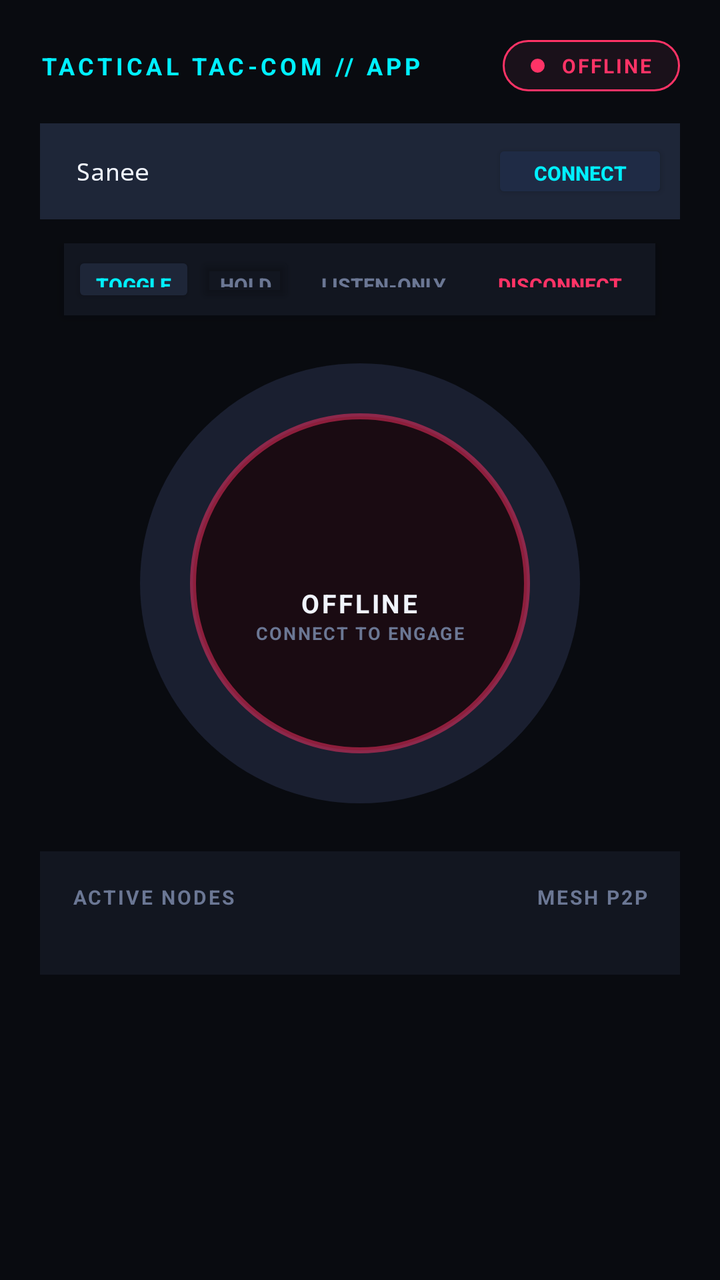
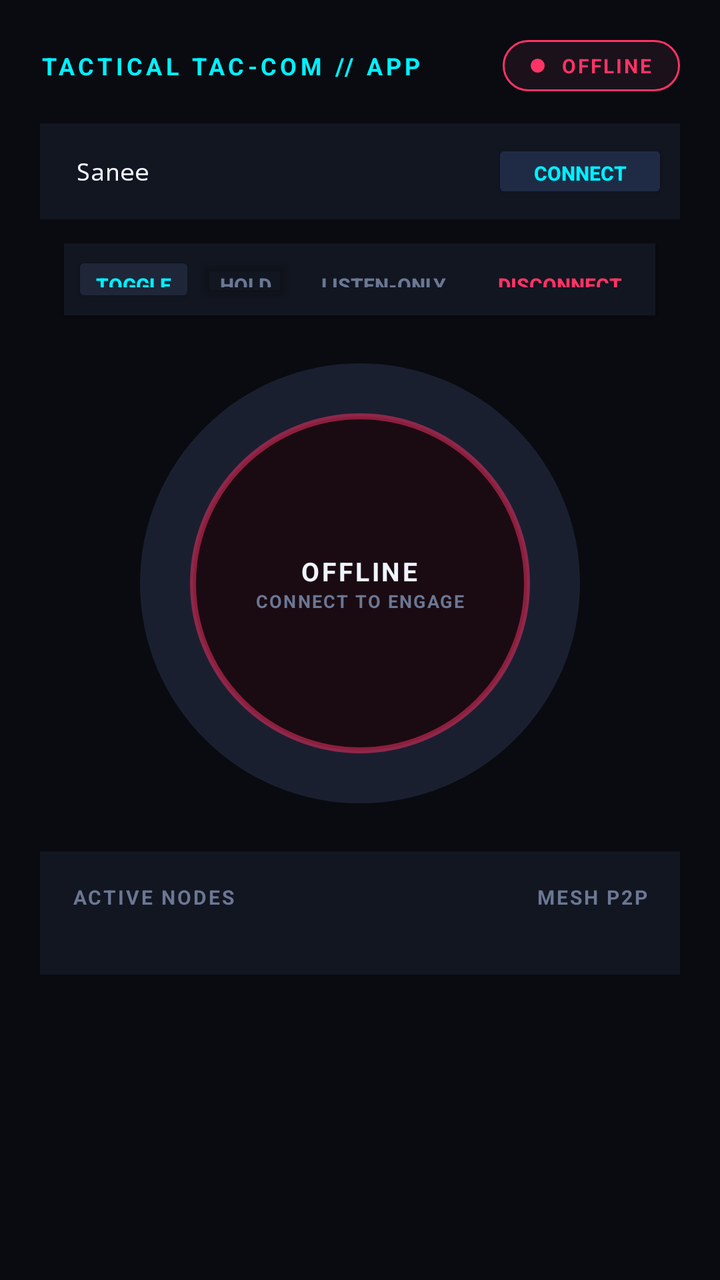

Two renders of the same Android screen: before a commit and after it. Below are the layout's source before the change and the commit's diff.
<!-- AndroidManifest.xml: application theme Theme.AppCompat.DayNight.DarkActionBar -->
<!-- res/layout/activity_main.xml -->
<?xml version="1.0" encoding="utf-8"?>
<LinearLayout xmlns:android="http://schemas.android.com/apk/res/android"
    android:layout_width="match_parent"
    android:layout_height="match_parent"
    android:orientation="vertical"
    android:gravity="center_horizontal"
    android:padding="20dp"
    android:background="#090b10"
    android:clipToPadding="false">

    
    <LinearLayout
        android:layout_width="match_parent"
        android:layout_height="wrap_content"
        android:maxWidth="420dp"
        android:orientation="horizontal"
        android:gravity="center_vertical"
        android:layout_marginBottom="16dp">

        <TextView
            android:layout_width="0dp"
            android:layout_height="wrap_content"
            android:layout_weight="1"
            android:text="TACTICAL TAC-COM // APP"
            android:textColor="#00f0ff"
            android:textSize="12sp"
            android:textStyle="bold"
            android:letterSpacing="0.15" />

        <LinearLayout
            android:id="@+n/statusBadge"
            android:layout_width="wrap_content"
            android:layout_height="wrap_content"
            android:orientation="horizontal"
            android:gravity="center_vertical"
            android:paddingHorizontal="14dp"
            android:paddingVertical="6dp"
            android:background="@drawable/bg_status_offline">

            <View
                android:id="@+n/statusIndicator"
                android:layout_width="7dp"
                android:layout_height="7dp"
                android:background="@drawable/dot_red"
                android:layout_marginEnd="8dp" />

            <TextView
                android:id="@+n/statusText"
                android:layout_width="wrap_content"
                android:layout_height="wrap_content"
                android:text="OFFLINE"
                android:textColor="#ff3366"
                android:textSize="10sp"
                android:textStyle="bold"
                android:letterSpacing="0.1" />
        </LinearLayout>
    </LinearLayout>

    
    <LinearLayout
        android:layout_width="match_parent"
        android:layout_height="wrap_content"
        android:maxWidth="420dp"
        android:orientation="horizontal"
        android:gravity="center_vertical"
        android:layout_marginBottom="12dp"
        android:background="#121620"
        android:padding="6dp"
        android:backgroundTint="#1e2638">

        <EditText
            android:id="@+n/callsignInput"
            android:layout_width="0dp"
            android:layout_height="36dp"
            android:layout_weight="1"
            android:hint="Operator"
            android:text="Sanee"
            android:textColor="#f0f4fc"
            android:textColorHint="#6b7794"
            android:background="@null"
            android:paddingHorizontal="12dp"
            android:textSize="12sp"
            android:fontFamily="monospace"
            android:gravity="center_vertical" />

        <Button
            android:id="@+n/connectToggleBtn"
            android:layout_width="wrap_content"
            android:layout_height="32dp"
            android:text="CONNECT"
            android:textSize="10sp"
            android:textStyle="bold"
            android:textColor="#00f0ff"
            android:backgroundTint="#1f2b45"
            android:insetTop="0dp"
            android:insetBottom="0dp" />
    </LinearLayout>

    
    <LinearLayout
        android:layout_width="wrap_content"
        android:layout_height="wrap_content"
        android:orientation="horizontal"
        android:background="#121620"
        android:padding="4dp"
        android:elevation="4dp"
        android:layout_marginBottom="24dp">

        <Button
            android:id="@+n/modeToggleBtn"
            android:layout_width="wrap_content"
            android:layout_height="28dp"
            android:text="TOGGLE"
            android:textSize="10sp"
            android:textStyle="bold"
            android:textColor="#00f0ff"
            android:backgroundTint="#1e2638"
            android:insetTop="0dp"
            android:insetBottom="0dp"
            android:minWidth="60dp" />

        <Button
            android:id="@+n/modeHoldBtn"
            android:layout_width="wrap_content"
            android:layout_height="28dp"
            android:text="HOLD"
            android:textSize="10sp"
            android:textStyle="bold"
            android:textColor="#6b7794"
            android:backgroundTint="@android:color/transparent"
            android:insetTop="0dp"
            android:insetBottom="0dp"
            android:minWidth="50dp" />

        <Button
            android:id="@+n/rxOnlyBtn"
            android:layout_width="wrap_content"
            android:layout_height="28dp"
            android:text="LISTEN-ONLY"
            android:textSize="10sp"
            android:textStyle="bold"
            android:textColor="#6b7794"
            android:backgroundTint="@android:color/transparent"
            android:insetTop="0dp"
            android:insetBottom="0dp"
            android:enabled="false" />

        <Button
            android:id="@+n/disconnectBtn"
            android:layout_width="wrap_content"
            android:layout_height="28dp"
            android:text="DISCONNECT"
            android:textSize="10sp"
            android:textStyle="bold"
            android:textColor="#ff3366"
            android:backgroundTint="@android:color/transparent"
            android:insetTop="0dp"
            android:insetBottom="0dp"
            android:enabled="false" />
    </LinearLayout>

    
    <FrameLayout
        android:id="@+n/pttContainer"
        android:layout_width="220dp"
        android:layout_height="220dp"
        android:gravity="center"
        android:layout_marginBottom="24dp">

        <View
            android:id="@+n/glowRing"
            android:layout_width="match_parent"
            android:layout_height="match_parent"
            android:background="@drawable/bg_glow_idle" />

        <Button
            android:id="@+n/pttBtn"
            android:layout_width="170dp"
            android:layout_height="170dp"
            android:layout_gravity="center"
            android:background="@drawable/bg_ptt_idle"
            android:enabled="false"
            android:insetTop="0dp"
            android:insetBottom="0dp"
            android:insetLeft="0dp"
            android:insetRight="0dp" />

        
        <LinearLayout
            android:layout_width="wrap_content"
            android:layout_height="wrap_content"
            android:layout_gravity="center"
            android:orientation="vertical"
            android:gravity="center"
            android:clickable="false">

            <ImageView
                android:layout_width="28dp"
                android:layout_height="28dp"
                android:src="@android:drawable/ic_menu_mic"
                android:tint="#f0f4fc"
                android:layout_marginBottom="4dp" />

            <TextView
                android:id="@+n/pttText"
                android:layout_width="wrap_content"
                android:layout_height="wrap_content"
                text="OFFLINE"
                android:text="OFFLINE"
                android:textColor="#f0f4fc"
                android:textSize="13sp"
                android:textStyle="bold"
                android:letterSpacing="0.1" />

            <TextView
                android:id="@+n/pttSub"
                android:layout_width="wrap_content"
                android:layout_height="wrap_content"
                android:text="CONNECT TO ENGAGE"
                android:textColor="#6b7794"
                android:textSize="9sp"
                android:textStyle="bold"
                android:letterSpacing="0.08" />
        </LinearLayout>
    </FrameLayout>

    
    <LinearLayout
        android:layout_width="match_parent"
        android:layout_height="wrap_content"
        android:maxWidth="420dp"
        android:background="#121620"
        android:padding="16dp"
        android:orientation="vertical">

        <LinearLayout
            android:layout_width="match_parent"
            android:layout_height="wrap_content"
            android:orientation="horizontal"
            android:paddingBottom="8dp"
            android:layout_marginBottom="8dp">

            <TextView
                android:layout_width="0dp"
                android:layout_height="wrap_content"
                android:layout_weight="1"
                android:text="ACTIVE NODES"
                android:textColor="#6b7794"
                android:textSize="10sp"
                android:textStyle="bold"
                android:letterSpacing="0.1" />

            <TextView
                android:layout_width="wrap_content"
                android:layout_height="wrap_content"
                android:text="MESH P2P"
                android:textColor="#6b7794"
                android:textSize="10sp"
                android:textStyle="bold"
                android:letterSpacing="0.1" />
        </LinearLayout>

        <LinearLayout
            android:id="@+n/selfSquadItem"
            android:layout_width="match_parent"
            android:layout_height="wrap_content"
            android:orientation="horizontal"
            android:gravity="center_vertical"
            android:visibility="gone"
            android:background="#1e2638"
            android:padding="10dp"
            android:layout_marginBottom="6dp">

            <View
                android:layout_width="7dp"
                android:layout_height="7dp"
                android:background="@drawable/dot_green"
                android:layout_marginEnd="10dp" />

            <TextView
                android:id="@+n/displayCallsign"
                android:layout_width="0dp"
                android:layout_height="wrap_content"
                android:layout_weight="1"
                android:text="Sanee"
                android:textColor="#f0f4fc"
                android:textSize="12sp"
                android:textStyle="bold" />

            <TextView
                android:layout_width="wrap_content"
                android:layout_height="wrap_content"
                android:text="YOU"
                android:textColor="#00f0ff"
                android:textSize="9sp"
                android:textStyle="bold"
                android:background="#1f2b45"
                android:paddingHorizontal="8dp"
                android:paddingVertical="2dp" />
        </LinearLayout>
    </LinearLayout>

</LinearLayout>
<!-- resources referenced by this layout -->
<resources>
  <!-- drawable bg_glow_idle (drawable) -->
  <shape xmlns:android="http://schemas.android.com/apk/res/android" android:shape="oval">
      <solid android:color="#1a1f30" />
  </shape>
  <!-- drawable bg_ptt_idle (drawable) -->
  <shape xmlns:android="http://schemas.android.com/apk/res/android" android:shape="oval">
      <solid android:color="#1a0b12" />
      <stroke android:width="3dp" android:color="#80ff3366" />
  </shape>
  <!-- drawable bg_status_offline (drawable) -->
  <shape xmlns:android="http://schemas.android.com/apk/res/android" android:shape="rectangle">
      <solid android:color="#1a111a" />
      <stroke android:width="1dp" android:color="#ff3366" />
      <corners android:radius="999dp" />
  </shape>
  <!-- drawable dot_green (drawable) -->
  <shape xmlns:android="http://schemas.android.com/apk/res/android" android:shape="oval">
      <solid android:color="#00ff88" />
  </shape>
  <!-- drawable dot_red (drawable) -->
  <shape xmlns:android="http://schemas.android.com/apk/res/android" android:shape="oval">
      <solid android:color="#ff3366" />
  </shape>
</resources>

<!-- the commit's change to res/layout/activity_main.xml (unified diff, before → after) -->
@@ -12,7 +12,6 @@
     <LinearLayout
         android:layout_width="match_parent"
         android:layout_height="wrap_content"
-        android:maxWidth="420dp"
         android:orientation="horizontal"
         android:gravity="center_vertical"
         android:layout_marginBottom="16dp">
@@ -28,7 +27,7 @@
             android:letterSpacing="0.15" />
 
         <LinearLayout
-            android:id="@+n/statusBadge"
+            android:id="@+id/statusBadge"
             android:layout_width="wrap_content"
             android:layout_height="wrap_content"
             android:orientation="horizontal"
@@ -38,14 +37,14 @@
             android:background="@drawable/bg_status_offline">
 
             <View
-                android:id="@+n/statusIndicator"
+                android:id="@+id/statusIndicator"
                 android:layout_width="7dp"
                 android:layout_height="7dp"
                 android:background="@drawable/dot_red"
                 android:layout_marginEnd="8dp" />
 
             <TextView
-                android:id="@+n/statusText"
+                android:id="@+id/statusText"
                 android:layout_width="wrap_content"
                 android:layout_height="wrap_content"
                 android:text="OFFLINE"
@@ -60,16 +59,14 @@
     <LinearLayout
         android:layout_width="match_parent"
         android:layout_height="wrap_content"
-        android:maxWidth="420dp"
         android:orientation="horizontal"
         android:gravity="center_vertical"
         android:layout_marginBottom="12dp"
         android:background="#121620"
-        android:padding="6dp"
-        android:backgroundTint="#1e2638">
+        android:padding="6dp">
 
         <EditText
-            android:id="@+n/callsignInput"
+            android:id="@+id/callsignInput"
             android:layout_width="0dp"
             android:layout_height="36dp"
             android:layout_weight="1"
@@ -84,7 +81,7 @@
             android:gravity="center_vertical" />
 
         <Button
-            android:id="@+n/connectToggleBtn"
+            android:id="@+id/connectToggleBtn"
             android:layout_width="wrap_content"
             android:layout_height="32dp"
             android:text="CONNECT"
@@ -107,7 +104,7 @@
         android:layout_marginBottom="24dp">
 
         <Button
-            android:id="@+n/modeToggleBtn"
+            android:id="@+id/modeToggleBtn"
             android:layout_width="wrap_content"
             android:layout_height="28dp"
             android:text="TOGGLE"
@@ -120,7 +117,7 @@
             android:minWidth="60dp" />
 
         <Button
-            android:id="@+n/modeHoldBtn"
+            android:id="@+id/modeHoldBtn"
             android:layout_width="wrap_content"
             android:layout_height="28dp"
             android:text="HOLD"
@@ -133,7 +130,7 @@
             android:minWidth="50dp" />
 
         <Button
-            android:id="@+n/rxOnlyBtn"
+            android:id="@+id/rxOnlyBtn"
             android:layout_width="wrap_content"
             android:layout_height="28dp"
             android:text="LISTEN-ONLY"
@@ -146,7 +143,7 @@
             android:enabled="false" />
 
         <Button
-            android:id="@+n/disconnectBtn"
+            android:id="@+id/disconnectBtn"
             android:layout_width="wrap_content"
             android:layout_height="28dp"
             android:text="DISCONNECT"
@@ -161,20 +158,20 @@
 
     
     <FrameLayout
-        android:id="@+n/pttContainer"
+        android:id="@+id/pttContainer"
         android:layout_width="220dp"
         android:layout_height="220dp"
         android:gravity="center"
         android:layout_marginBottom="24dp">
 
         <View
-            android:id="@+n/glowRing"
+            android:id="@+id/glowRing"
             android:layout_width="match_parent"
             android:layout_height="match_parent"
             android:background="@drawable/bg_glow_idle" />
 
         <Button
-            android:id="@+n/pttBtn"
+            android:id="@+id/pttBtn"
             android:layout_width="170dp"
             android:layout_height="170dp"
             android:layout_gravity="center"
@@ -194,18 +191,10 @@
             android:gravity="center"
             android:clickable="false">
 
-            <ImageView
-                android:layout_width="28dp"
-                android:layout_height="28dp"
-                android:src="@android:drawable/ic_menu_mic"
-                android:tint="#f0f4fc"
-                android:layout_marginBottom="4dp" />
-
-            <TextView
-                android:id="@+n/pttText"
-                android:layout_width="wrap_content"
-                android:layout_height="wrap_content"
-                text="OFFLINE"
+            <TextView
+                android:id="@+id/pttText"
+                android:layout_width="wrap_content"
+                android:layout_height="wrap_content"
                 android:text="OFFLINE"
                 android:textColor="#f0f4fc"
                 android:textSize="13sp"
@@ -213,7 +202,7 @@
                 android:letterSpacing="0.1" />
 
             <TextView
-                android:id="@+n/pttSub"
+                android:id="@+id/pttSub"
                 android:layout_width="wrap_content"
                 android:layout_height="wrap_content"
                 android:text="CONNECT TO ENGAGE"
@@ -228,7 +217,6 @@
     <LinearLayout
         android:layout_width="match_parent"
         android:layout_height="wrap_content"
-        android:maxWidth="420dp"
         android:background="#121620"
         android:padding="16dp"
         android:orientation="vertical">
@@ -261,7 +249,7 @@
         </LinearLayout>
 
         <LinearLayout
-            android:id="@+n/selfSquadItem"
+            android:id="@+id/selfSquadItem"
             android:layout_width="match_parent"
             android:layout_height="wrap_content"
             android:orientation="horizontal"
@@ -278,7 +266,7 @@
                 android:layout_marginEnd="10dp" />
 
             <TextView
-                android:id="@+n/displayCallsign"
+                android:id="@+id/displayCallsign"
                 android:layout_width="0dp"
                 android:layout_height="wrap_content"
                 android:layout_weight="1"
